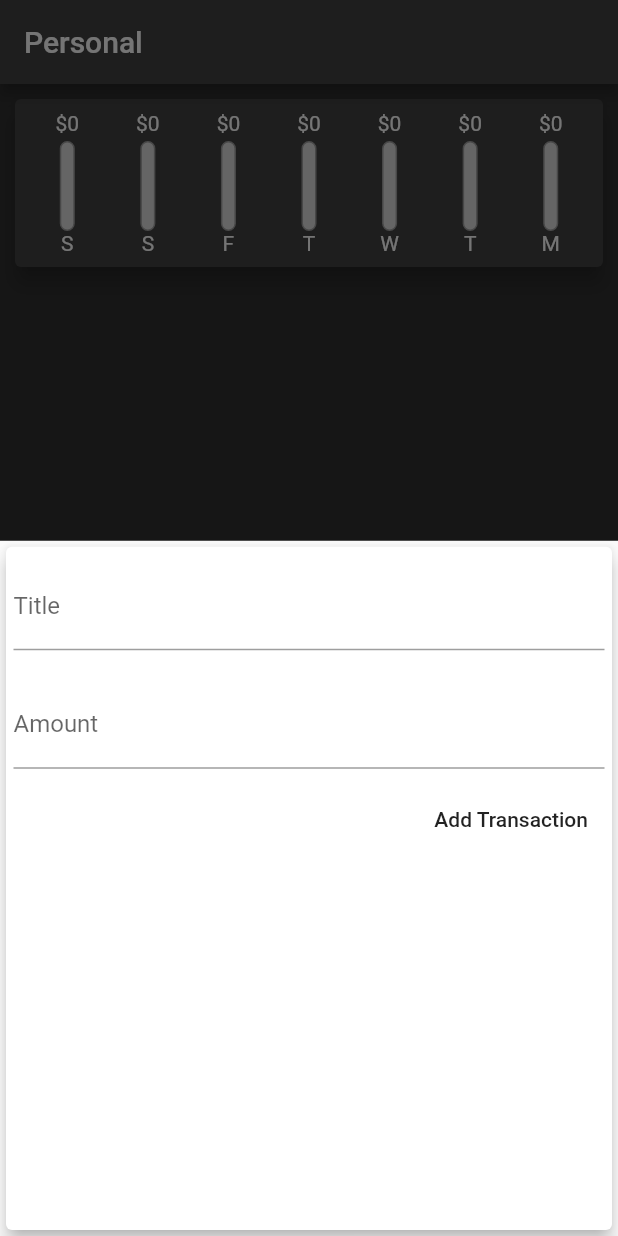
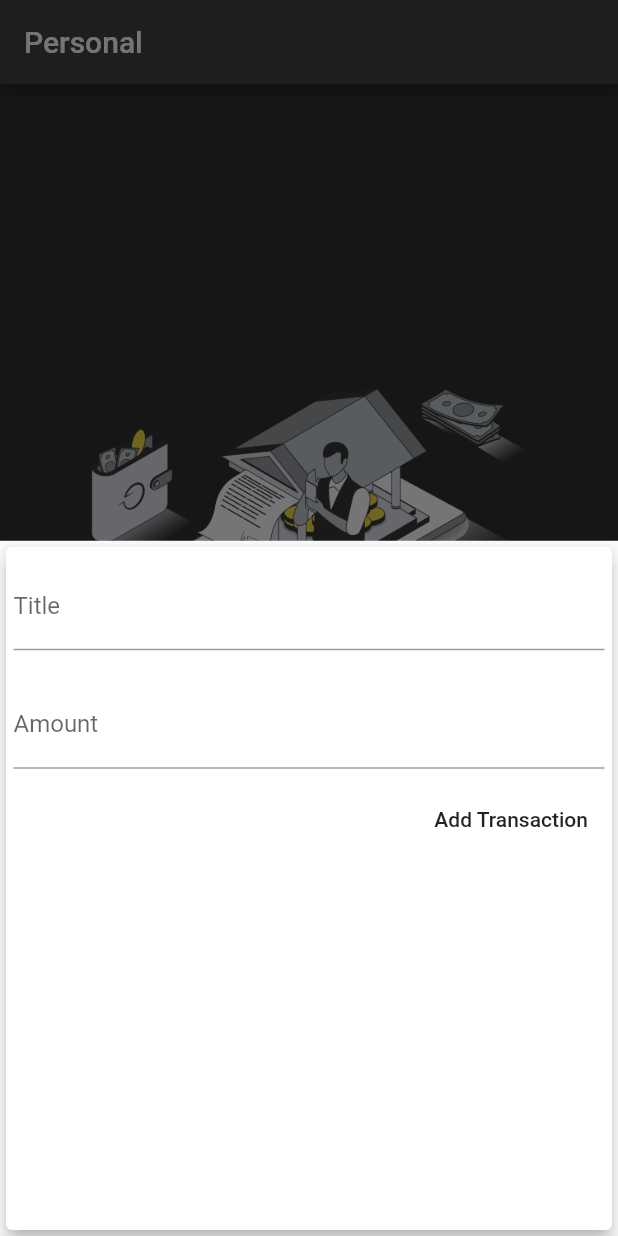
Before and after one commit to Lekki369/class_2, a Flutter app: the screen it shows after launch, after a tap on the "add" icon, on a phone screen of 412 x 824 dp. Run offline on Flutter 3.47's test engine with Material 2 defaults, Android fonts, the phone set to English and light mode, and no system bars.

Commit message:
added image

```diff
--- a/lib/main.dart
+++ b/lib/main.dart
@@ -12,6 +12,7 @@ import 'views/chart.dart';
 void main() {
   runApp(
     MaterialApp(
+      debugShowCheckedModeBanner: false,
       home: MyApp(),
     ),
   );
@@ -75,12 +76,22 @@ class _MyAppState extends State<MyApp> {
         ),
         body: SingleChildScrollView(
           //   keyboardDismissBehavior: ScrollViewKeyboardDismissBehavior.onDrag,
-          child: Column(children: [
-            Chart(
-              recentTransaction: _recentTransaction,
-            ),
-            TransactionList(transaction: _transactions)
-          ]),
+          child: _transactions.isEmpty
+              ? Padding(
+                  padding: const EdgeInsets.only(top: 160.0),
+                  child: Center(
+                    child: Image(
+                      image: AssetImage(
+                          'asset/—Pngtree—banking service concept in 3d_7601736.png'),
+                    ),
+                  ),
+                )
+              : Column(children: [
+                  Chart(
+                    recentTransaction: _recentTransaction,
+                  ),
+                  TransactionList(transaction: _transactions)
+                ]),
         ),
       ),
     );
--- a/pubspec.yaml
+++ b/pubspec.yaml
@@ -59,8 +59,8 @@ flutter:
   uses-material-design: true
 
   # To add assets to your application, add an assets section, like this:
-  # assets:
-  #   - images/a_dot_burr.jpeg
+  assets:
+   - asset/—Pngtree—banking service concept in 3d_7601736.png
   #   - images/a_dot_ham.jpeg
 
   # An image asset can refer to one or more resolution-specific "variants", see
```
Also changed, not shown: asset/—Pngtree—banking service concept in 3d_7601736.png (added).
